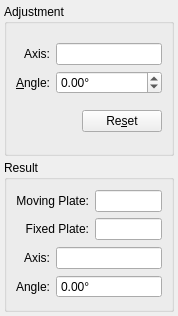
First picture: the form in src/qt-widgets/ReconstructionPoleWidgetUi.ui, repository GPlates/GPlates, before the edit.
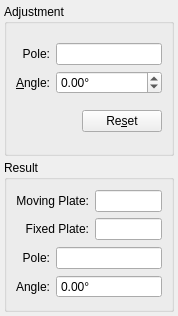
Second picture: the form after the edit.

```diff
--- a/src/qt-widgets/ReconstructionPoleWidgetUi.ui
+++ b/src/qt-widgets/ReconstructionPoleWidgetUi.ui
@@ -39,7 +39,7 @@
         <item row="0" column="0" >
          <widget class="QLabel" name="label_adjustment_axis" >
           <property name="text" >
-           <string>Axis:</string>
+           <string>Pole:</string>
           </property>
           <property name="alignment" >
            <set>Qt::AlignRight|Qt::AlignTrailing|Qt::AlignVCenter</set>
@@ -160,7 +160,7 @@
         <item row="0" column="0" >
          <widget class="QLabel" name="label_result_axis" >
           <property name="text" >
-           <string>Axis:</string>
+           <string>Pole:</string>
           </property>
           <property name="alignment" >
            <set>Qt::AlignRight|Qt::AlignTrailing|Qt::AlignVCenter</set>
```
Left out of the diff: 12 changed lines with no effect on the pictures.
